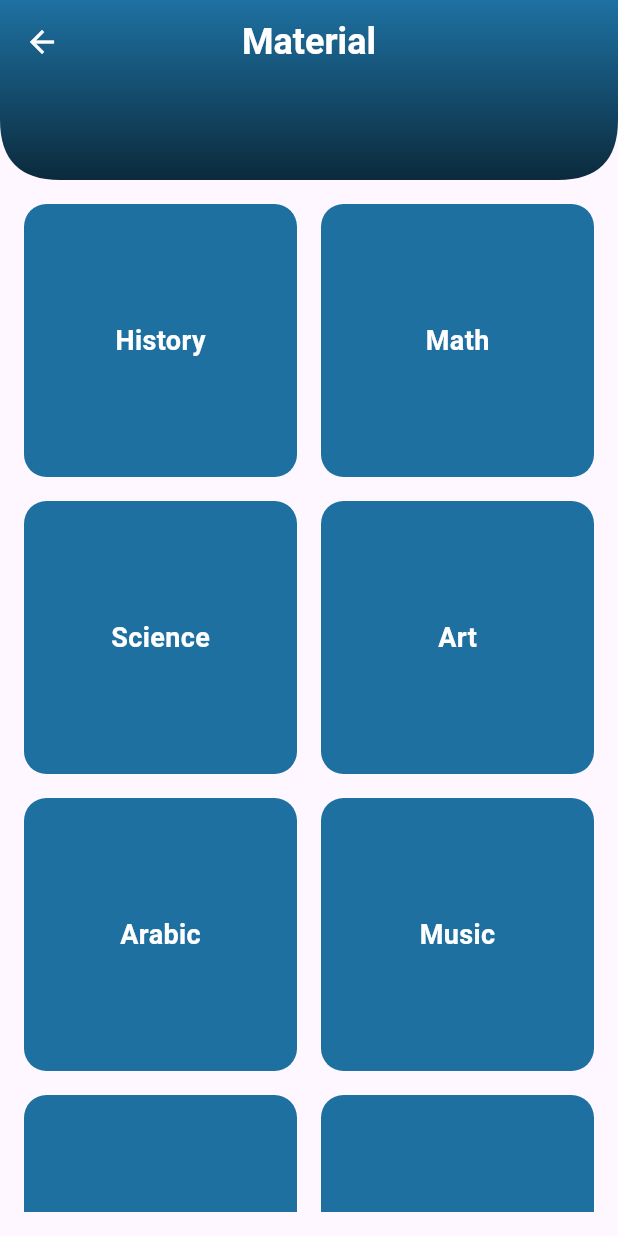
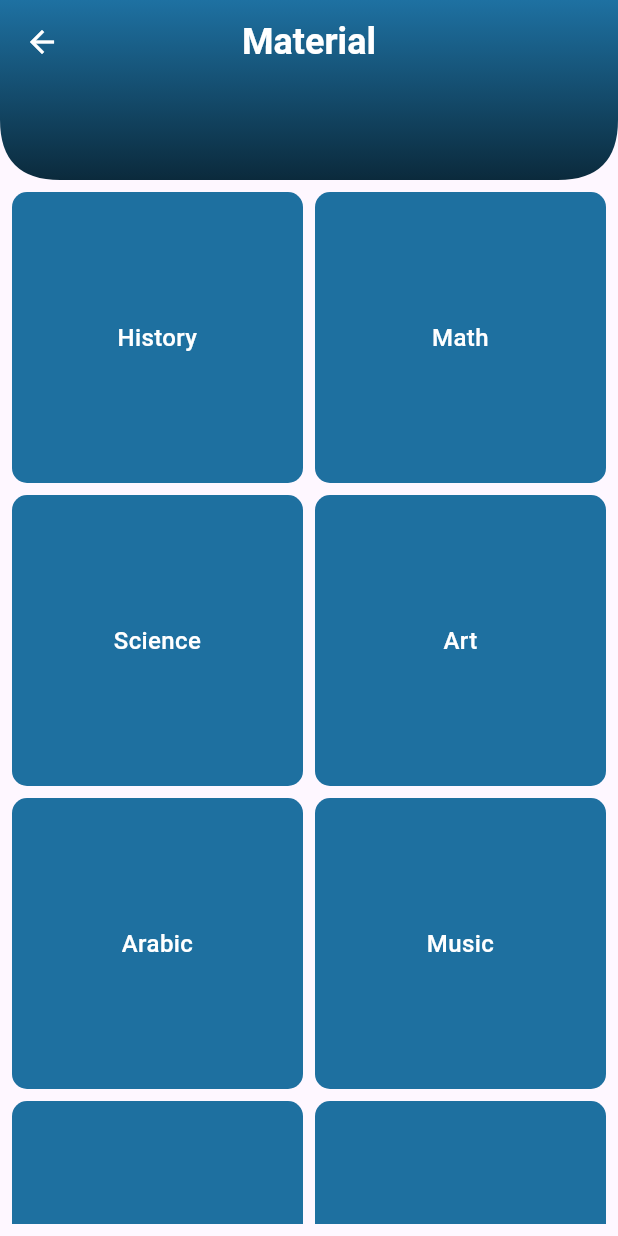
Before and after one commit to difadlyaulhaq/AEDP-APP, a Flutter app: the Material_page screen opened directly, on a phone screen of 412 x 824 dp. Run offline on Flutter 3.47's test engine with Material 3 defaults, Android fonts, the light colour scheme and no system bars; our stand-ins replace bloc, cloud_firestore, firebase_auth, firebase_core, flutter_bloc, go_router and 1 more; accounts and stored records are empty.

Commit message:
update fe material page & material detail material

```diff
--- a/lib/pages/detailmaterial.dart
+++ b/lib/pages/detailmaterial.dart
@@ -35,7 +35,7 @@ class Detail_material extends StatelessWidget {
                 fontWeight: FontWeight.w600,
                 fontSize: 24,
               ),
-            ),S
+            ),
             centerTitle: true,
           ),
         ),
--- a/lib/pages/materialpage.dart
+++ b/lib/pages/materialpage.dart
@@ -43,11 +43,11 @@ class Material_page extends StatelessWidget {
         ),
       ),
       body: Padding(
-        padding: const EdgeInsets.all(16.0),
+        padding: const EdgeInsets.all(8.0), // Reduced padding for compactness
         child: GridView.count(
           crossAxisCount: 2, // 2 items in each row
-          crossAxisSpacing: 16.0, // Space between columns
-          mainAxisSpacing: 16.0, // Space between rows
+          crossAxisSpacing: 8.0, // Reduced space between columns
+          mainAxisSpacing: 8.0, // Reduced space between rows
           children: [
             _buildTextItem(context, 'History'),
             _buildTextItem(context, 'Math'),
@@ -56,7 +56,7 @@ class Material_page extends StatelessWidget {
             _buildTextItem(context, "Arabic"),
             _buildTextItem(context, "Music"),
             _buildTextItem(context, 'Geography'),
-            _buildTextItem(context, 'english')
+            _buildTextItem(context, 'English')
           ],
         ),
       ),
@@ -71,16 +71,18 @@ class Material_page extends StatelessWidget {
       child: Container(
         decoration: BoxDecoration(
           color: const Color(0xFF1E70A0), // Background color
-          borderRadius: BorderRadius.circular(15),
+          borderRadius: BorderRadius.circular(10), // Smaller corner radius
         ),
         alignment: Alignment.center,
+        padding: const EdgeInsets.all(8.0), // Reduced padding inside the box
         child: Text(
           subject,
           style: const TextStyle(
             color: Colors.white,
-            fontSize: 18,
-            fontWeight: FontWeight.w600,
+            fontSize: 16, // Smaller font size for compact display
+            fontWeight: FontWeight.w500, // Lighter font weight for smaller text
           ),
+          textAlign: TextAlign.center, // Center align the text
         ),
       ),
     );
```
